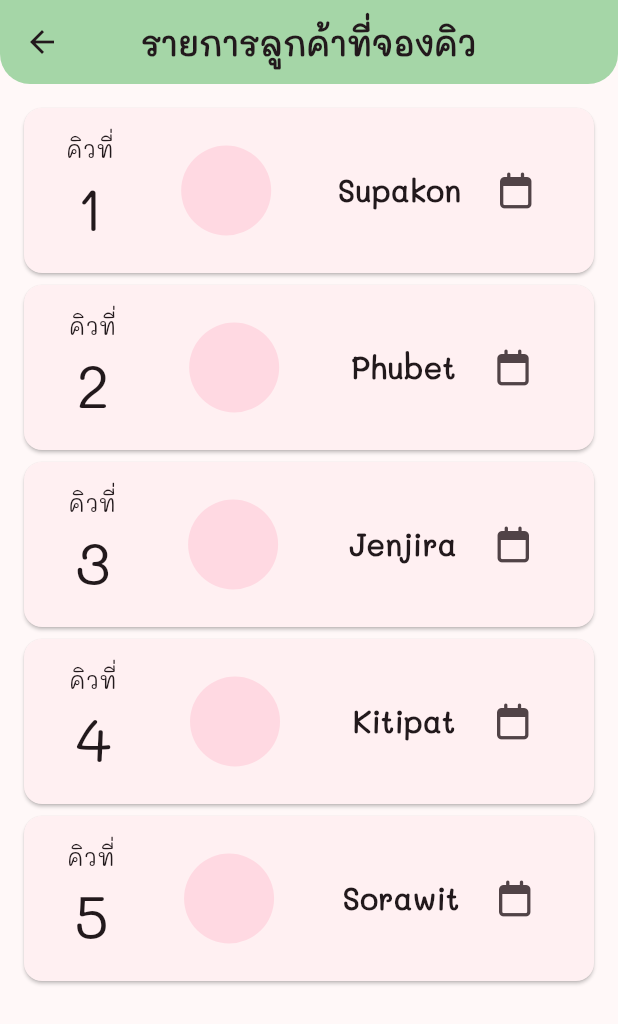
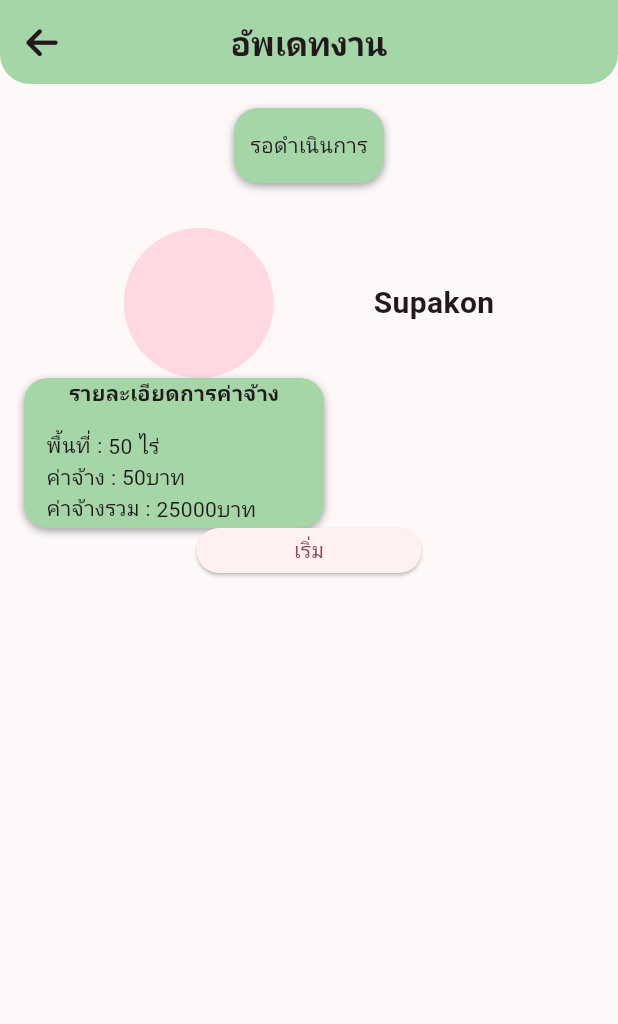
Before and after one commit to supakorn5/Tractor4u_frontend, a Flutter app: the Status_working screen opened directly, after a tap on an icon or button, on a phone screen of 412 x 824 dp. Shown: the top 1024 px of the screen. Run offline on Flutter 3.47's test engine with Material 3 defaults, Android fonts, the phone set to English and light mode, and no system bars; our stand-ins replace font_awesome_flutter.

Commit message:
status_wait

```diff
--- /dev/null
+++ b/tracktor4u/lib/Page/Owner/status/Status_update_working.dart
@@ -0,0 +1,221 @@
+import 'package:flutter/material.dart';
+import 'package:font_awesome_flutter/font_awesome_flutter.dart';
+import 'package:myproject/Page/Owner/status/Status_working.dart';
+
+class Status_update_working extends StatefulWidget {
+  late String name;
+  Status_update_working({Key? key, required this.name}) : super(key: key);
+
+  @override
+  State<Status_update_working> createState() => _Status_update_workingState();
+}
+
+class _Status_update_workingState extends State<Status_update_working> {
+  late String name;
+
+  @override
+  void initState() {
+    super.initState();
+    name = widget.name;
+  }
+
+  @override
+  Widget build(BuildContext context) {
+    return Scaffold(
+      appBar: AppBar(
+        leading: IconButton(
+          onPressed: () {
+            Navigator.of(context).pushReplacement(MaterialPageRoute(
+              builder: (context) => const Status_working(),
+            ));
+          },
+          icon: const Icon(
+              FontAwesomeIcons.arrowLeft), // Replace with your desired icon
+        ),
+        title: const Text(
+          "อัพเดทงาน",
+          style: TextStyle(fontFamily: "Mali", fontWeight: FontWeight.bold),
+        ),
+        centerTitle: true,
+        flexibleSpace: Container(
+          decoration: BoxDecoration(
+            borderRadius: const BorderRadius.only(
+              bottomLeft: Radius.circular(20),
+              bottomRight: Radius.circular(20),
+            ),
+            color: Colors.green.shade200, // Adjust the color as needed
+          ),
+        ),
+      ),
+      body: SafeArea(
+        child: Center(
+          child: Padding(
+            padding: const EdgeInsets.all(16.0),
+            child: Column(
+              mainAxisAlignment: MainAxisAlignment.start,
+              children: [
+                Row(
+                  mainAxisAlignment: MainAxisAlignment.center,
+                  children: [
+                    Container(
+                      width: 100,
+                      height: 50,
+                      decoration: BoxDecoration(
+                        borderRadius: BorderRadius.circular(16),
+                        boxShadow: const [
+                          BoxShadow(
+                            color: Colors.grey,
+                            offset: Offset(0, 2),
+                            blurRadius: 4,
+                          )
+                        ],
+                        color: Colors.green.shade200,
+                      ),
+                      child: const Flexible(
+                          child: Column(
+                        mainAxisAlignment: MainAxisAlignment.center,
+                        children: [
+                          Text(
+                            "รอดำเนินการ",
+                            style: TextStyle(fontFamily: "Mali"),
+                          ),
+                        ],
+                      )),
+                    )
+                  ],
+                ),
+                const SizedBox(
+                  height: 30,
+                ),
+                Row(
+                  mainAxisAlignment: MainAxisAlignment.spaceEvenly,
+                  children: [
+                    const CircleAvatar(
+                      radius: 50,
+                    ),
+                    Text(
+                      name,
+                      style: const TextStyle(
+                          fontFamily: "Mali",
+                          fontWeight: FontWeight.bold,
+                          fontSize: 20),
+                    )
+                  ],
+                ),
+                Row(
+                  children: [
+                    Container(
+                      width: 200,
+                      height: 100,
+                      decoration: BoxDecoration(
+                        color: Colors.green.shade200,
+                        borderRadius: BorderRadius.circular(16),
+                        boxShadow: const [
+                          BoxShadow(
+                            color: Colors.grey,
+                            offset: Offset(0, 2),
+                            blurRadius: 4,
+                          ),
+                        ],
+                      ),
+                      child: const Center(
+                        child: Column(
+                          children: [
+                            Text(
+                              "รายละเอียดการค่าจ้าง",
+                              style: TextStyle(
+                                fontFamily: "Mali",
+                                fontWeight: FontWeight.bold,
+                              ),
+                            ),
+                            SizedBox(
+                              height: 15,
+                            ),
+                            Row(
+                              mainAxisAlignment: MainAxisAlignment.start,
+                              children: [
+                                SizedBox(
+                                  width: 15,
+                                ),
+                                Text(
+                                  "พื้นที่ : ",
+                                  style: TextStyle(fontFamily: "Mali"),
+                                ),
+                                Text(
+                                  "50 ",
+                                  style: TextStyle(fontFamily: "Mali"),
+                                ),
+                                Text("ไร่",
+                                    style: TextStyle(fontFamily: "Mali")),
+                              ],
+                            ),
+                            Row(
+                              mainAxisAlignment: MainAxisAlignment.start,
+                              children: [
+                                SizedBox(
+                                  width: 15,
+                                ),
+                                Text(
+                                  "ค่าจ้าง : ",
+                                  style: TextStyle(fontFamily: "Mali"),
+                                ),
+                                Text(
+                                  "50",
+                                  style: TextStyle(fontFamily: "Mali"),
+                                ),
+                                Text("บาท",
+                                    style: TextStyle(fontFamily: "Mali")),
+                              ],
+                            ),
+                            Row(
+                              mainAxisAlignment: MainAxisAlignment.start,
+                              children: [
+                                SizedBox(
+                                  width: 15,
+                                ),
+                                Text(
+                                  "ค่าจ้างรวม : ",
+                                  style: TextStyle(fontFamily: "Mali"),
+                                ),
+                                Text(
+                                  "25000",
+                                  style: TextStyle(fontFamily: "Mali"),
+                                ),
+                                Text("บาท",
+                                    style: TextStyle(fontFamily: "Mali")),
+                              ],
+                            ),
+                          ],
+                        ),
+                      ),
+                    ),
+                  ],
+                ),
+                Column(
+                  children: [
+                    Container(
+                      width: 150,
+                      height: 30,
+                      child: ElevatedButton(
+                        onPressed: () {},
+                        child: const Row(
+                          mainAxisAlignment: MainAxisAlignment.center,
+                          children: [
+                            Text(
+                              "เริ่ม",
+                              style: TextStyle(fontFamily: "Mali"),
+                            ),
+                          ],
+                        ),
+                      ),
+                    )
+                  ],
+                ),
+              ],
+            ),
+          ),
+        ),
+      ),
+    );
+  }
+}
--- a/tracktor4u/lib/Widget/Card_customer_status.dart
+++ b/tracktor4u/lib/Widget/Card_customer_status.dart
@@ -1,5 +1,6 @@
 import 'package:flutter/material.dart';
 import 'package:font_awesome_flutter/font_awesome_flutter.dart';
+import 'package:myproject/Page/Owner/status/Status_update_working.dart';
 
 class CardCustomerStatus extends StatelessWidget {
   final String name;
@@ -13,6 +14,7 @@ class CardCustomerStatus extends StatelessWidget {
     return GestureDetector(
       onTap: () {},
       child: Card(
+        color: const Color.fromARGB(255, 197, 241, 244),
         child: Padding(
           padding: const EdgeInsets.all(16.0),
           child: Column(
@@ -58,7 +60,12 @@ class CardCustomerStatus extends StatelessWidget {
                       IconButton(
                         icon: const FaIcon(FontAwesomeIcons.calendar),
                         onPressed: () {
-                          // Handle onPressed event
+                          print(name);
+                          Navigator.of(context)
+                              .pushReplacement(MaterialPageRoute(
+                            builder: (context) =>
+                                Status_update_working(name: name),
+                          ));
                         },
                       ),
                     ],
--- a/tracktor4u/pubspec.yaml
+++ b/tracktor4u/pubspec.yaml
@@ -78,13 +78,13 @@ flutter:
   fonts:
     - family: Mali
       fonts:
-        - asset: Fonts/Mali-Regular.ttf
+        - asset: Fonts//Mali-Regular.ttf
     - family: Kanit
       fonts:
-        - asset: Fonts/Kanit-Regular.ttf
+        - asset: Fonts//Kanit-Regular.ttf
     - family: Itim
       fonts:
-        - asset: Fonts/Itim-Regular.ttf
+        - asset: Fonts//Itim-Regular.ttf
   #       - asset: fonts/TrajanPro_Bold.ttf
   #         weight: 700
   #
```
